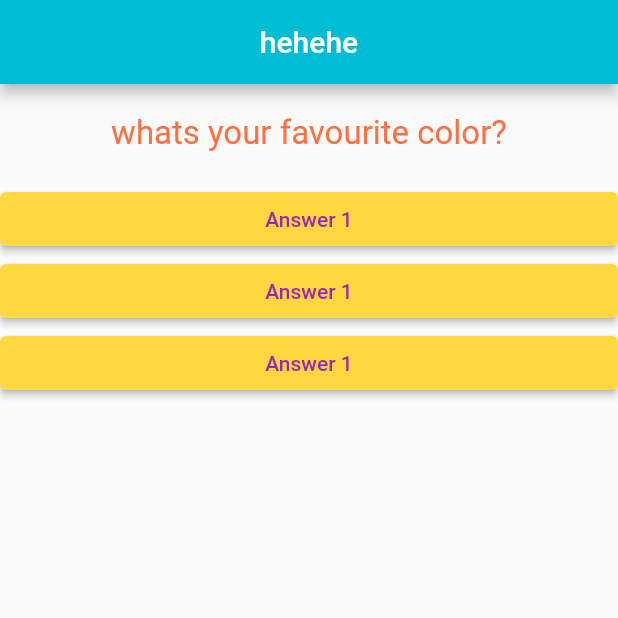
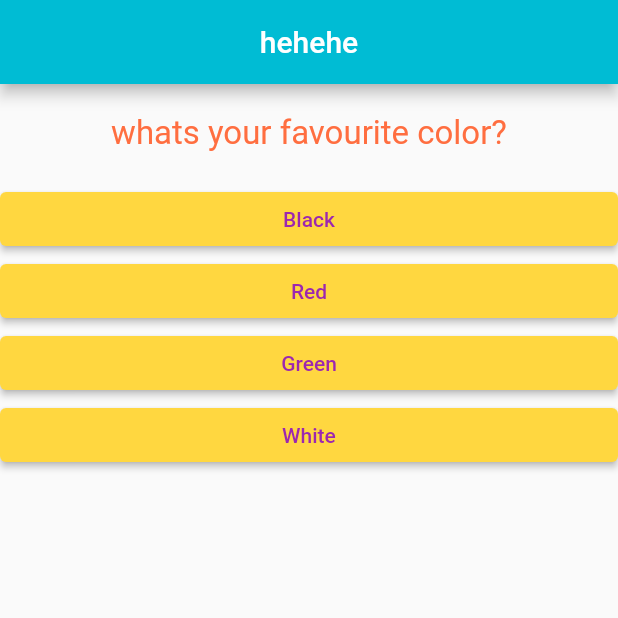
Before and after one commit to solimansully5/Quiz_App, a Flutter app: the screen it shows after launch, on a phone screen of 412 x 824 dp, the top half of it. Run offline on Flutter 3.47's test engine with Material 2 defaults, Android fonts, the phone set to English and light mode, and no system bars.

```diff
--- a/lib/Answer.dart
+++ b/lib/Answer.dart
@@ -1,8 +1,9 @@
 import 'package:flutter/material.dart';
 
 class Answer extends StatelessWidget {
-  final Function selectHandler;
-  Answer(this.selectHandler);
+  final VoidCallback selectHandler;
+  final String answertext;
+  Answer({ this.selectHandler, this.answertext});
 
   @override
   Widget build(BuildContext context) {
@@ -13,7 +14,7 @@ class Answer extends StatelessWidget {
           backgroundColor: MaterialStateProperty.all(Colors.amberAccent),
         ),
         onPressed: selectHandler,
-        child: Text('Answer 1',style: TextStyle(
+        child: Text(answertext,style: TextStyle(
           color: Colors.purple
         ),),
       ),
--- /dev/null
+++ b/lib/Quiz.dart
@@ -0,0 +1,24 @@
+import 'package:flutter/material.dart';
+import 'package:first_hehe/Question.dart';
+import 'package:first_hehe/Answer.dart';
+
+class Quiz extends StatelessWidget {
+  final Function answerQuestion;
+  final List<Map<String,Object>> questions;
+  final int questionIndexx;
+
+   Quiz({@required this.answerQuestion, @required this.questions,@required this.questionIndexx}) ;
+
+  @override
+  Widget build(BuildContext context) {
+    return Column(
+      children: [
+        Question.seko(questionText: questions[questionIndexx]['questionText']),
+        ...(questions[questionIndexx]['answers'] as List<Map<String,Object>>).map((answeer) {
+          return Answer(
+              selectHandler: () => answerQuestion(answeer['score']), answertext: answeer['text']);
+        }).toList()
+      ],
+    );
+  }
+}
--- a/lib/main.dart
+++ b/lib/main.dart
@@ -1,6 +1,7 @@
+import 'package:first_hehe/Quiz.dart';
+import 'package:first_hehe/result.dart';
 import 'package:flutter/material.dart';
-import 'package:first_hehe/Question.dart';
-import 'package:first_hehe/Answer.dart';
+
 
 void main() {
   runApp(MyApp());
@@ -14,28 +15,56 @@ class MyApp extends StatefulWidget {
 }
 
 class _MyAppState extends State<MyApp> {
+
+  var _questions = [
+    {
+      'questionText': 'what\s your favourite color?',
+      'answers': [
+        {'text': 'Black', 'score': 10},
+        {'text': 'Red', 'score': 5},
+        {'text': 'Green', 'score': 3},
+        {'text': 'White', 'score': 1},
+      ]
+    },
+    {
+      'questionText': 'what\s your favourite animal?',
+      'answers': [
+        {'text': 'Rabbit', 'score': 3},
+        {'text': 'Snake', 'score': 11},
+        {'text': 'Elephant', 'score': 5},
+        {'text': 'Lion', 'score': 9},
+      ],
+    },
+    {
+      'questionText': 'who\s your favourite instructor?',
+      'answers':[
+        {'text': 'Max', 'score': 1},
+        {'text': 'Max', 'score': 1},
+        {'text': 'Max', 'score': 1},
+        {'text': 'Max', 'score': 1},
+      ],
+    },
+  ];
   var _questionIndexx = 0;
-  void _answerQuestion() {
+  var _totalScore=0;
+  void _restartQuiz() {
+    setState((){
+      _questionIndexx = 0;
+      _totalScore=0;
+    });
+  }
+  void _answerQuestion(int score) {
+    _totalScore+=score;
     setState(() {
       _questionIndexx = _questionIndexx + 1;
     });
+    if(_questionIndexx<_questions.length){
+      print("there is more questions");
+    }
   }
 
   Widget build(BuildContext context) {
-    var questions = [
-      {
-        'questionText': 'what\s your favourite color?',
-        'answers': ['Red', 'Green', 'Yellow', 'Purple']
-      },
-      {
-        'questionText': 'what\s your favourite animal?',
-        'answers': ['Snake', 'Rabbit', 'Elephant', 'Lion']
-      },
-      {
-        'questionText': 'who\s your favourite instructor?',
-        'answers': ['Maximilian', 'Ahmed', 'Soliman', 'Eslam']
-      },
-    ];
+
     return MaterialApp(
       home: Scaffold(
         appBar: AppBar(
@@ -44,14 +73,9 @@ class _MyAppState extends State<MyApp> {
           ),
           backgroundColor: Colors.cyan,
         ),
-        body: Column(
-          children: [
-            Question.seko(questionText: questions[_questionIndexx]['questionText']),
-            Answer(_answerQuestion),
-            Answer(_answerQuestion),
-            Answer(_answerQuestion),
-          ],
-        ),
+        body: _questionIndexx<_questions.length ?
+            Quiz(answerQuestion: _answerQuestion, questionIndexx: _questionIndexx, questions: _questions,)
+            : Result(_totalScore,_restartQuiz),
       ),
     );
   }
```
Also changed, not shown: lib/result.dart (added, +41 -0 lines).
